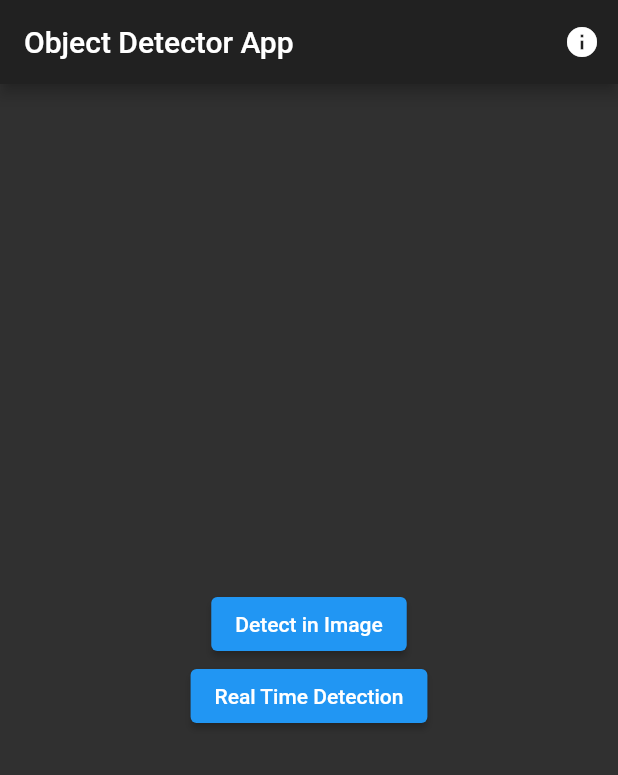
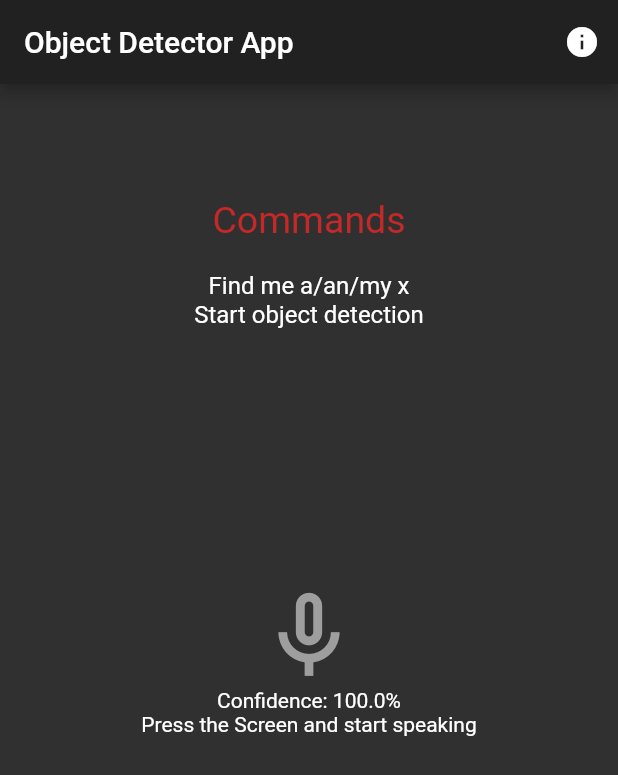
Before and after one commit to AJAYK-01/Blind_Assist, a Flutter app: the screen it shows after launch, on a phone screen of 412 x 824 dp. Shown: the top 775 px of the screen. Run offline on Flutter 3.47's test engine with Material 2 defaults, Android fonts, the phone set to English and light mode, and no system bars; our stand-ins replace camera, flutter_tts, image_picker, speech_to_text; missing offline and left inert: tflite.

Commit message:
stt feature added

```diff
--- a/lib/main.dart
+++ b/lib/main.dart
@@ -1,7 +1,7 @@
 import 'package:camera/camera.dart';
 import 'package:flutter/material.dart';
-import 'package:object_detection/realtime/live_camera.dart';
-import 'package:object_detection/static%20image/static.dart';
+import 'dart:async' show Future;
+import 'package:object_detection/stt.dart';
 
 List<CameraDescription> cameras;
 
@@ -24,6 +24,7 @@ class MyApp extends StatefulWidget {
 }
 
 class _MyAppState extends State<MyApp> {
+
   @override
   Widget build(BuildContext context) {
     return Scaffold(
@@ -36,39 +37,27 @@ class _MyAppState extends State<MyApp> {
           ),
         ],
       ),
-      body: Container(
-        child:Center(
-          child: Column(
-            mainAxisAlignment: MainAxisAlignment.center,
-            children: <Widget>[
-              ButtonTheme(
-                minWidth: 170,
-                child: ElevatedButton(
-                  child: Text("Detect in Image"),
-                  onPressed: () {
-                    Navigator.push(context, MaterialPageRoute(
-                      builder: (context) => StaticImage(),
-                      ),
-                    );
-                  },
-                ),
-              ),
-              ButtonTheme(
-                minWidth: 160,
-                child: ElevatedButton(
-                  child: Text("Real Time Detection"),
-                  onPressed:() {
-                    Navigator.push(context, MaterialPageRoute(
-                      builder: (context) => LiveFeed(cameras),
-                      ),
-                    );
-                  },
-                ),
-              ),
-            ],
+      body: Stack(
+        children: [
+          Container(
+            alignment: Alignment.center,
+            child: Column(
+              children: [
+                Text("Commands", style: TextStyle(
+                  color: Colors.red[800],
+                  height: 5,
+                  fontSize: 25,
+                  //decoration: TextDecoration.underline,
+                  //decorationColor: Colors.black,
+                ),),
+                Text("Find me a/an/my x", style: TextStyle(fontSize: 16,),),
+                Text("Start object detection", style: TextStyle(fontSize: 16,),),
+              ],
+            ),
           ),
-        ),
-      ),
+          SpeechScreen(cameras),
+        ],
+      )
     );
   }
 
--- /dev/null
+++ b/lib/stt.dart
@@ -0,0 +1,192 @@
+import 'package:flutter/material.dart';
+import 'package:speech_to_text/speech_to_text.dart' as stt;
+import 'package:flutter/services.dart' show rootBundle;
+import 'package:object_detection/tts_function.dart';
+import 'package:object_detection/realtime/live_camera.dart';
+import 'package:camera/camera.dart';
+
+/*
+ * Imporvements Needed
+ * --------------------
+ * [1] Seperate the UI and Functional components of Speech-To-Text of this widget
+ *     (Try to make a stt_function.dart similar to tts_function.dart)
+ * [2] At line 100 for delay of execution of code, Fulture.delayed() is used,
+ *     try to change it to async-await or .then
+ * [3] speech_to_text package outputs realtime speech to conversion. Find a way to
+ *     stop it.
+ */
+
+class SpeechScreen extends StatefulWidget {
+  final List<CameraDescription> cameras;
+  SpeechScreen(this.cameras);
+  @override
+  _SpeechScreenState createState() => _SpeechScreenState();
+}
+
+class _SpeechScreenState extends State<SpeechScreen> {
+  dynamic tts = TextToSpeechFunction();
+  stt.SpeechToText _speech;
+  bool _isListening = false;
+  String _text = 'Press the Screen and start speaking';
+  double _confidence = 1.0;
+  String _labels = "";
+  List<String> commands = ["find me a ", "find me an ", "find me my ", "start object detection", "what is my location"];
+  bool appStarted = false;
+
+  @override
+  void initState() {
+    super.initState();
+    _speech = stt.SpeechToText();
+    loadLables();
+  }
+
+  // loads tflite model labels
+  loadLables() async {
+    String response;
+    response = await rootBundle.loadString("assets/models/labels.txt");
+    setState(() {
+      _labels = response;
+    });
+    print("labels loaded now!");
+  }
+
+  // check whether object is in the tflite model
+  findLabel(String object) {
+    if (_labels != ""){
+      if(_labels.indexOf(object) != -1){
+        return true;
+      } else {
+        return false;
+      }
+    } else {
+      print("Labels file not Loaded !!!!!!!");
+      return null;
+    }
+  }
+
+  dynamic cmdAnalyzer(String text) {
+    print("Text Came for analyze: $text");
+    String parameter="";
+    int cmdIndex;
+
+
+    // if speech valid, check for a voice command, if found finds (command,parameter)
+    for(var i=0;i<commands.length;i++){
+      if (text.indexOf(commands[i]) != -1){
+
+        cmdIndex = i;
+        parameter = text.substring(text.indexOf(commands[i])+commands[i].length, text.length);
+
+        if(i<3 && parameter.length < 2){
+          print("COMMAND INCOMPLETE (NOT ENOUGH PARAMETERS)");
+          return null;
+        }
+
+        print("Command: "+commands[i]+", Parameter: $parameter");
+      }
+    }
+
+    // if voice command valid executes the function
+    if(cmdIndex == null){
+      print("WRONG COMMAND !!!");
+      setState(() {
+        _text = "WRONG COMMAND !!!";
+      });
+      return null; // no command found
+    } else {
+
+      setState(() {
+        _text = "";
+      });
+
+      if(cmdIndex < 3){ // object detection commands
+        if(findLabel(parameter)){
+          tts.speak("Starting object detection for $parameter");
+          Future.delayed(const Duration(seconds: 3), ()=> {
+            Navigator.push(context, MaterialPageRoute(
+            builder: (context) => LiveFeed(widget.cameras, parameter, false),),
+          )
+          });
+        } else {
+          tts.speak("$parameter is not identifieble");
+        }
+      } else if(cmdIndex == 3){ // start raltime dtetction
+        tts.speak("starting realtime detection for all");
+        Future.delayed(const Duration(seconds: 3), ()=> {
+          Navigator.push(context, MaterialPageRoute(
+              builder: (context) => LiveFeed(widget.cameras, "", true),),
+          )
+        });
+      } else if(cmdIndex == 4){
+        tts.speak("checking for your geo location");
+      }
+
+    }
+  }
+
+  @override
+  Widget build(BuildContext context) {
+    if(!_isListening){
+      if (appStarted){ // preventing unwanted running
+        cmdAnalyzer(_text);
+      }
+    }
+    return InkWell(
+      child: Container(
+        height: MediaQuery.of(context).size.height,
+        width: MediaQuery.of(context).size.width,
+        color: Colors.transparent,
+        child: Column(
+          mainAxisAlignment: MainAxisAlignment.center,
+          crossAxisAlignment: CrossAxisAlignment.center,
+          children:[
+            Icon((_isListening) ? Icons.mic:Icons.mic_none_outlined, size: 70,color: (_isListening) ? Colors.red[400]:Colors.grey,),
+            Text("Confidence: ${(_confidence * 100.0).toStringAsFixed(1)}%"),
+            // ElevatedButton(onPressed: (){print(_text);}, child: Text("Click Me")),
+            Text(_text),
+          ])
+      ),
+      onTap: () {
+        print("inkwell pressed!");
+        _listen();
+      },
+    );
+  }
+
+  void _listen() async {
+    if(appStarted == false){
+      setState(() {
+        appStarted = true;
+      });
+    }
+    if (!_isListening) {
+      bool available = await _speech.initialize(
+        onStatus: (val) => {
+          if (val == "notListening"){
+            setState((){
+              _isListening = false;
+            });
+            print("Mic OFF");
+          } else {
+            print("Mic ON")
+          }
+        },
+        onError: (val) => print('onError: $val'),
+      );
+      if (available) {
+        setState(() => _isListening = true);
+        _speech.listen(
+          onResult: (val) => setState(() {
+            _text = val.recognizedWords;
+            if (val.hasConfidenceRating && val.confidence > 0) {
+              _confidence = val.confidence;
+            }
+          }),
+        );
+      }
+    } else {
+      setState(() => _isListening = false);
+      _speech.stop();
+    }
+  }
+}
--- /dev/null
+++ b/lib/tts_function.dart
@@ -0,0 +1,38 @@
+import 'package:flutter_tts/flutter_tts.dart';
+
+/*
+ * Imporvements Needed
+ * --------------------
+ * [1] Run setHandlers() only when class created,
+ *     Now the setHandlers() function runs everytime the speak() is called
+ */
+
+class TextToSpeechFunction {
+  final FlutterTts flutterTts = FlutterTts();
+  bool speaking = false;
+
+  setHandlers(){
+    flutterTts.setStartHandler(() {
+      speaking = true;
+    });
+    flutterTts.setCompletionHandler(() {
+      speaking = false;
+    });
+    flutterTts.setErrorHandler((msg) {
+      speaking = false;
+    });
+  }
+
+  void speak(String text) async{
+    setHandlers();
+    if(!speaking){
+      await flutterTts.setLanguage('en-US');
+      await flutterTts.setPitch(1);
+      await flutterTts.speak(text);
+    }
+  }
+  void stop() async {
+    var result = await flutterTts.stop();
+    if (result == 1) { speaking = false; }
+  }
+}
--- a/pubspec.yaml
+++ b/pubspec.yaml
@@ -32,6 +32,7 @@ dependencies:
   tflite:
   camera: ^0.5.8+7
   flutter_tts: ^3.0.0
+  speech_to_text: ^2.3.0
 
 dev_dependencies:
   flutter_test:
```
Also changed, not shown: lib/realtime/live_camera.dart (+22 -3 lines), lib/tts.dart (deleted, +0 -52 lines), pubspec.lock, 2 other files.
